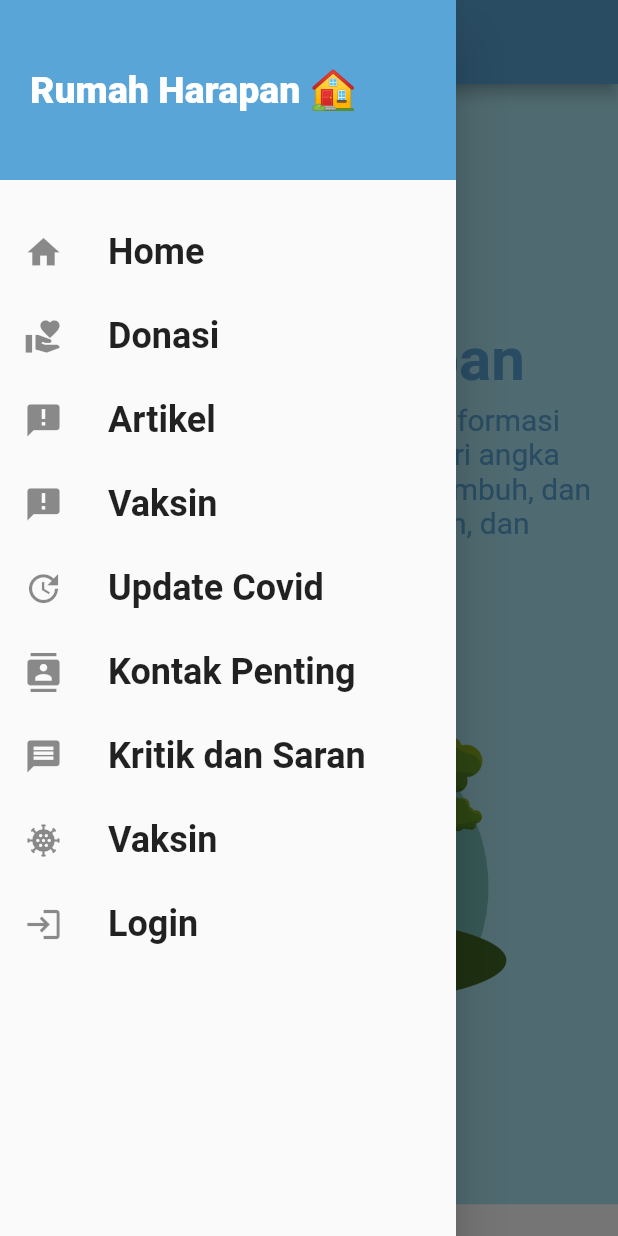
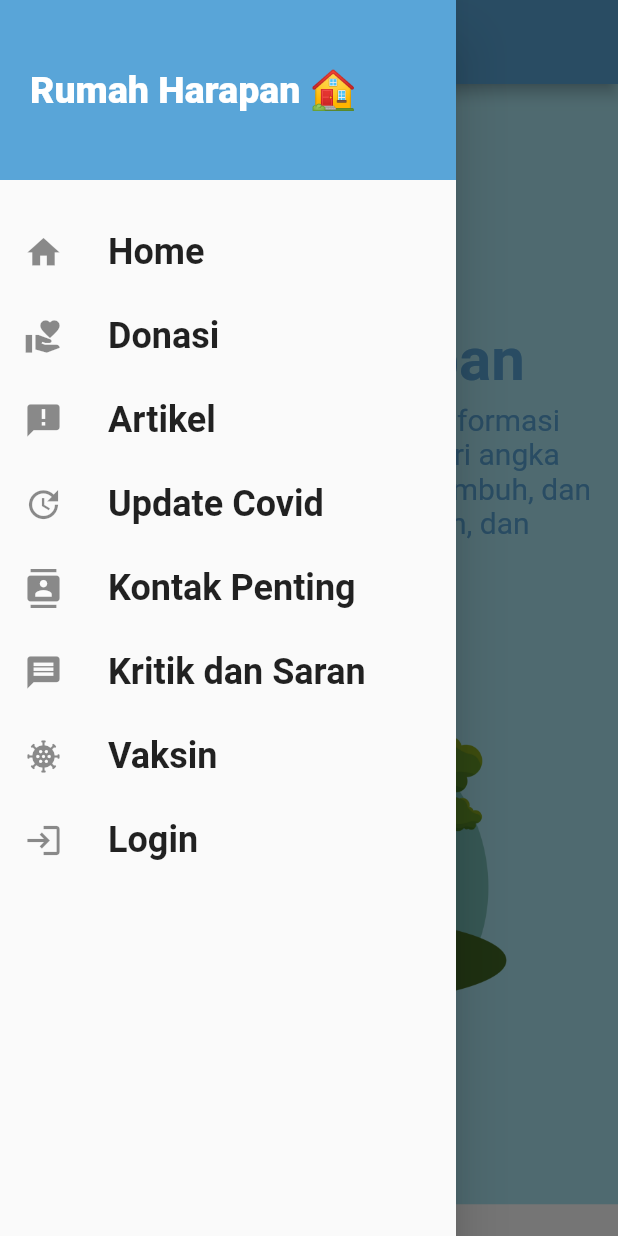
Before and after one commit to zuhalal/rumah-harapan-mobile, a Flutter app: the screen it shows after launch, with the side drawer open, on a phone screen of 412 x 824 dp. Run offline on Flutter 3.47's test engine with Material 2 defaults, Android fonts, the light colour scheme and no system bars; our stand-ins replace carousel_slider, shared_preferences; Roboto replaces fonts that are missing (RobotoCondensed).

Commit message:
FIx drawer and version

```diff
--- a/lib/widgets/main_drawer.dart
+++ b/lib/widgets/main_drawer.dart
@@ -51,9 +51,6 @@ class MainDrawer extends StatelessWidget {
           buildListTile('Artikel', Icons.announcement, () {
             Navigator.pop(context);
           }),
-          buildListTile('Vaksin', Icons.announcement, () {
-            Navigator.pushNamed(context, '/vaksin');
-          }),
           buildListTile('Update Covid', Icons.update, () {
             Navigator.pushNamed(context, '/updateCovid');
           }),
--- a/lib/widgets/main_drawer_login.dart
+++ b/lib/widgets/main_drawer_login.dart
@@ -55,9 +55,6 @@ class MainDrawerLogin extends StatelessWidget {
           buildListTile('Artikel', Icons.announcement, () {
             Navigator.pop(context);
           }),
-          buildListTile('Vaksin', Icons.announcement, () {
-            Navigator.pushNamed(context, '/vaksin');
-          }),
           buildListTile('Update Covid', Icons.update, () {
             Navigator.pushNamed(context, '/updateCovid');
           }),
--- a/pubspec.yaml
+++ b/pubspec.yaml
@@ -15,7 +15,7 @@ publish_to: 'none' # Remove this line if you wish to publish to pub.dev
 # In iOS, build-name is used as CFBundleShortVersionString while build-number used as CFBundleVersion.
 # Read more about iOS versioning at
 # https://developer.apple.com/library/archive/documentation/General/Reference/InfoPlistKeyReference/Articles/CoreFoundationKeys.html
-version: 1.2.0+1
+version: 1.3.0+1
 
 environment:
   sdk: ">=2.12.0 <3.0.0"
```
